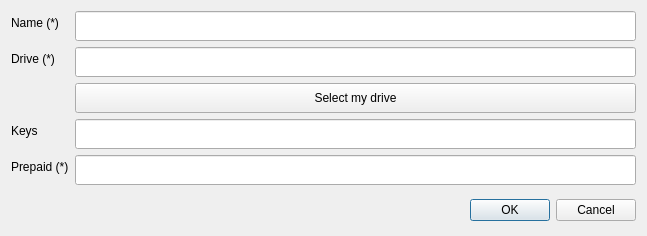
Above: UserApp/AddDownloadChannelDialog.ui from proximax-storage/cpp-xpx-storage-user-app before the change. Below: the same form after it.
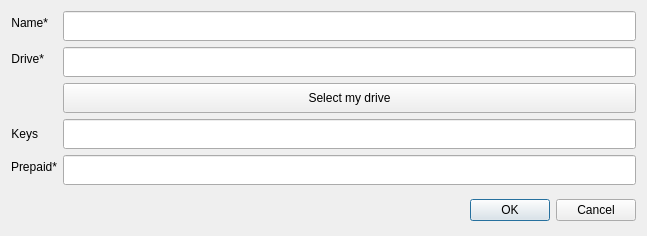
That is the form after the change.

```diff
--- a/UserApp/AddDownloadChannelDialog.ui
+++ b/UserApp/AddDownloadChannelDialog.ui
@@ -42,8 +42,17 @@
        </item>
        <item row="1" column="0">
         <widget class="QLabel" name="label">
+         <property name="minimumSize">
+          <size>
+           <width>0</width>
+           <height>0</height>
+          </size>
+         </property>
          <property name="text">
-          <string>Drive (*)</string>
+          <string>Drive*</string>
+         </property>
+         <property name="alignment">
+          <set>Qt::AlignRight|Qt::AlignTrailing|Qt::AlignVCenter</set>
          </property>
         </widget>
        </item>
@@ -90,9 +99,18 @@
        </item>
        <item row="3" column="0">
         <widget class="QLabel" name="keys">
+         <property name="sizePolicy">
+          <sizepolicy hsizetype="MinimumExpanding" vsizetype="MinimumExpanding">
+           <horstretch>0</horstretch>
+           <verstretch>0</verstretch>
+          </sizepolicy>
+         </property>
          <property name="text">
           <string>Keys</string>
          </property>
+         <property name="alignment">
+          <set>Qt::AlignRight|Qt::AlignTrailing|Qt::AlignVCenter</set>
+         </property>
         </widget>
        </item>
        <item row="3" column="1">
@@ -114,7 +132,7 @@
        <item row="4" column="0">
         <widget class="QLabel" name="prepaidAmount">
          <property name="text">
-          <string>Prepaid (*)</string>
+          <string>Prepaid*</string>
          </property>
         </widget>
        </item>
@@ -137,7 +155,10 @@
        <item row="0" column="0">
         <widget class="QLabel" name="label_2">
          <property name="text">
-          <string>Name (*)</string>
+          <string>Name*</string>
+         </property>
+         <property name="alignment">
+          <set>Qt::AlignRight|Qt::AlignTrailing|Qt::AlignVCenter</set>
          </property>
         </widget>
        </item>
```
